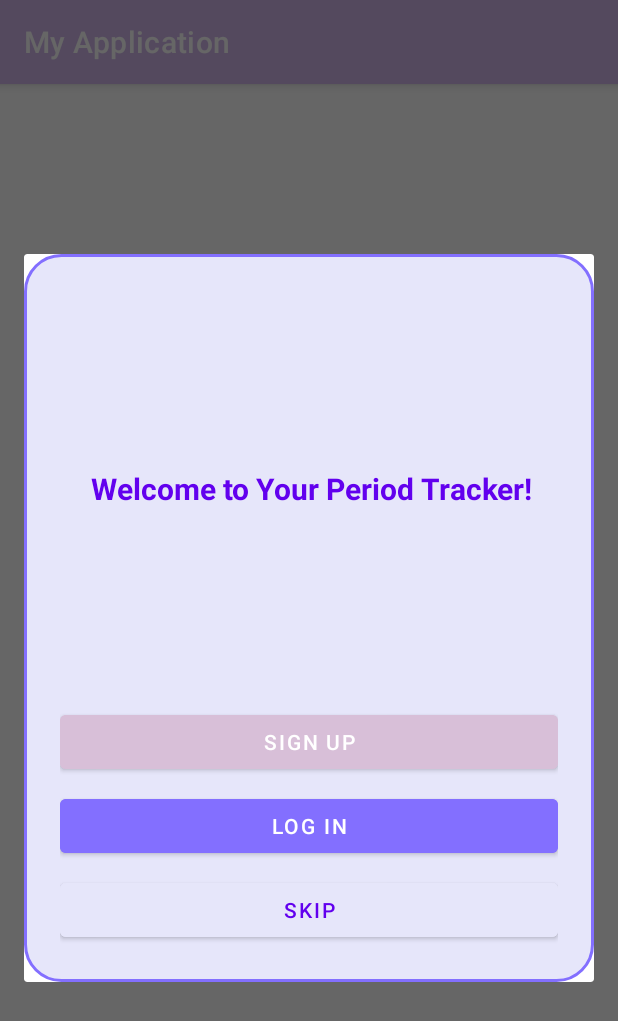
After one commit to mavil323/android-womens-health-app, an Android app: the fragment SignUpFragment shown on its own in the app's theme, on a phone screen of 412 x 824 dp. The commit adds this screen. Shown: the top 1021 px of the screen. Run offline under Robolectric (Android 15) with nearby library versions, the phone set to English and light mode, and no system bars.

Commit message:
Added database, and pop-up message to whether sign-up,log-in or skip.

```diff
--- a/app/build.gradle.kts
+++ b/app/build.gradle.kts
@@ -1,6 +1,8 @@
 plugins {
-    alias(libs.plugins.android.application)
+    //alias(libs.plugins.android.application)
     alias(libs.plugins.kotlin.android)
+    id("com.android.application")
+    id("com.google.gms.google-services")
 }
 
 android {
@@ -51,4 +53,6 @@ dependencies {
     testImplementation(libs.junit)
     androidTestImplementation(libs.androidx.junit)
     androidTestImplementation(libs.androidx.espresso.core)
+    implementation(platform("com.google.firebase:firebase-bom:33.11.0"))
+    implementation("com.google.firebase:firebase-analytics")
 }
--- /dev/null
+++ b/app/src/main/java/com/example/myapplication/ui/signup/SignUpFragment.kt
@@ -0,0 +1,56 @@
+package com.example.myapplication.ui.signup
+
+import android.app.AlertDialog
+import android.os.Bundle
+import android.view.LayoutInflater
+import android.view.View
+import android.view.ViewGroup
+import android.widget.Button
+import androidx.fragment.app.Fragment
+import com.example.myapplication.R
+
+class SignUpFragment : Fragment() {
+
+    override fun onCreateView(
+        inflater: LayoutInflater,
+        container: ViewGroup?,
+        savedInstanceState: Bundle?
+    ): View? {
+        // Show Dialog Immediately on Fragment Load
+        showSignUpDialog()
+
+        // Return an empty view since no main layout is needed
+        return View(requireContext())
+    }
+
+    // Pop-up Dialog Logic
+    private fun showSignUpDialog() {
+        val dialogView = LayoutInflater.from(requireContext()).inflate(R.layout.dialog_signup, null)
+
+        val btnSignUp = dialogView.findViewById<Button>(R.id.btnSignUp)
+        val btnLogin = dialogView.findViewById<Button>(R.id.btnLogin)
+        val btnSkip = dialogView.findViewById<Button>(R.id.btnSkip)
+
+        val builder = AlertDialog.Builder(requireContext())
+            .setView(dialogView)
+            .setCancelable(false)
+
+        val dialog = builder.create()
+        dialog.show()
+
+        // Button Click Logic
+        btnSignUp.setOnClickListener {
+            // Add your Sign Up logic here
+            dialog.dismiss()
+        }
+
+        btnLogin.setOnClickListener {
+            // Add your Log In logic here
+            dialog.dismiss()
+        }
+
+        btnSkip.setOnClickListener {
+            dialog.dismiss()  // Skip closes the dialog
+        }
+    }
+}
--- /dev/null
+++ b/app/src/main/res/drawable/rounded_corner_bg.xml
@@ -0,0 +1,11 @@
+<shape xmlns:android="http://schemas.android.com/apk/res/android"
+    android:shape="rectangle">
+
+    <corners android:radius="24dp" />
+
+    <solid android:color="#E6E6FA"/> <!-- Lavender background color -->
+
+    <stroke
+        android:width="2dp"
+        android:color="#836FFF"/> <!-- Soft purple border -->
+</shape>
--- /dev/null
+++ b/app/src/main/res/layout/dialog_signup.xml
@@ -0,0 +1,44 @@
+<LinearLayout xmlns:android="http://schemas.android.com/apk/res/android"
+    android:layout_width="match_parent"
+    android:layout_height="match_parent"
+    android:background="@drawable/rounded_corner_bg"
+    android:orientation="vertical"
+    android:padding="24dp">
+
+    <TextView
+        android:id="@+id/dialogTitle"
+        android:layout_width="335dp"
+        android:layout_height="265dp"
+        android:layout_marginBottom="12dp"
+        android:gravity="center"
+        android:text="Welcome to Your Period Tracker!"
+        android:textColor="#6200EE"
+        android:textSize="20sp"
+        android:textStyle="bold" />
+
+    <Button
+        android:id="@+id/btnSignUp"
+        android:layout_width="match_parent"
+        android:layout_height="wrap_content"
+        android:backgroundTint="#D8BFD8"
+        android:text="Sign Up"
+        android:textColor="@android:color/white" />
+
+    <Button
+        android:id="@+id/btnLogin"
+        android:layout_width="match_parent"
+        android:layout_height="wrap_content"
+        android:layout_marginTop="8dp"
+        android:backgroundTint="#836FFF"
+        android:text="Log In"
+        android:textColor="@android:color/white" />
+
+    <Button
+        android:id="@+id/btnSkip"
+        android:layout_width="match_parent"
+        android:layout_height="wrap_content"
+        android:layout_marginTop="8dp"
+        android:backgroundTint="#E6E6FA"
+        android:text="Skip"
+        android:textColor="#6200EE" />
+</LinearLayout>
--- a/build.gradle.kts
+++ b/build.gradle.kts
@@ -2,4 +2,5 @@
 plugins {
     alias(libs.plugins.android.application) apply false
     alias(libs.plugins.kotlin.android) apply false
+    id("com.google.gms.google-services") version "4.4.2" apply false
 }
```
Also changed, not shown: app/src/main/AndroidManifest.xml (+7 -0 lines), app/src/main/java/com/example/myapplication/MainActivity.kt (+46 -0 lines), app/src/main/java/com/example/myapplication/ui/signup/SignUpViewModel.kt (added, +13 -0 lines), app/src/main/res/layout/fragment_signup.xml (added, +16 -0 lines), 3 other files.
